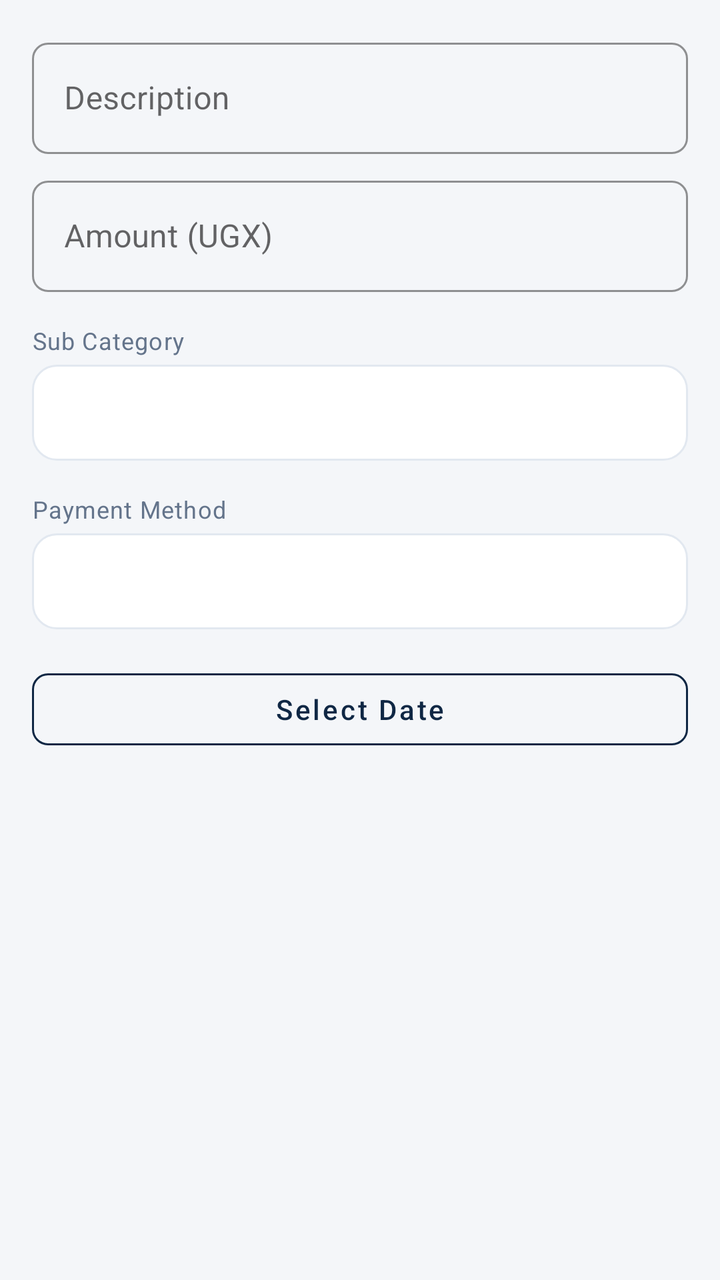
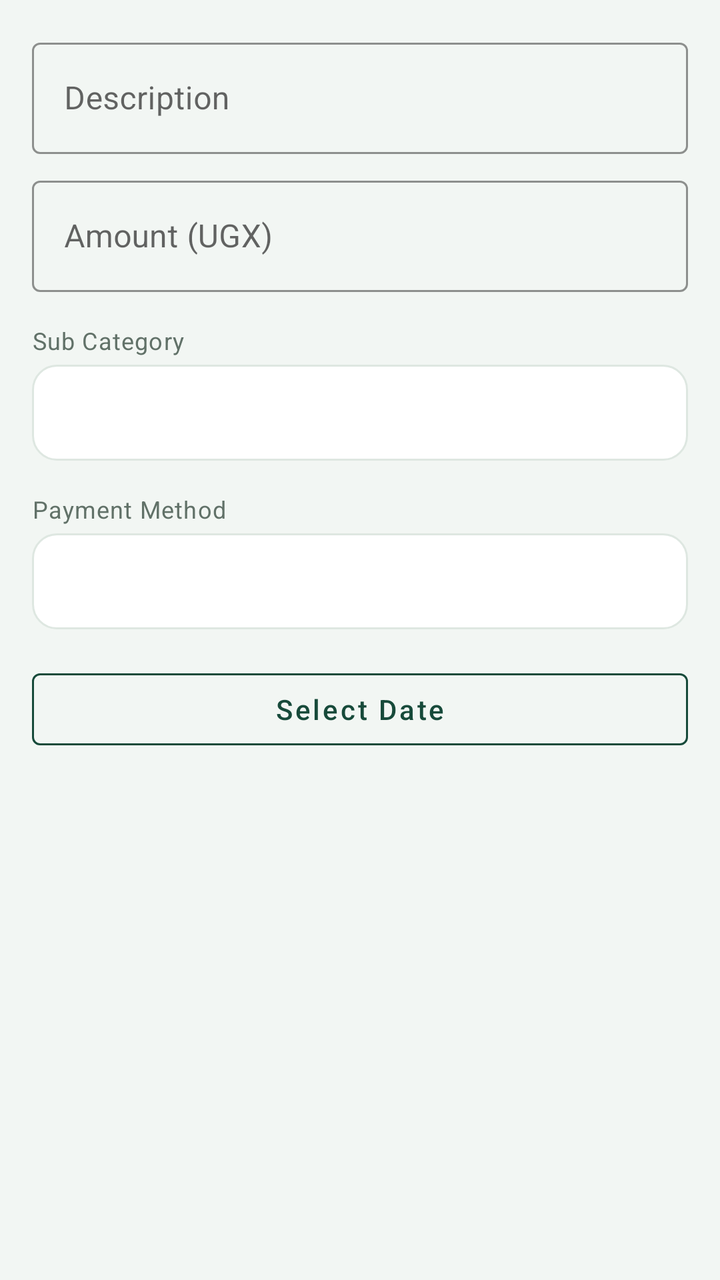

Before-and-after screenshots of an Android layout around one commit, followed by the original layout XML and the change that was made.
<!-- AndroidManifest.xml: application theme Theme.FinanceApp -->
<!-- res/layout/dialog_add_expense.xml -->
<?xml version="1.0" encoding="utf-8"?>
<ScrollView xmlns:android="http://schemas.android.com/apk/res/android"
    xmlns:app="http://schemas.android.com/apk/res-auto"
    android:layout_width="match_parent"
    android:layout_height="wrap_content">

    <LinearLayout
        android:layout_width="match_parent"
        android:layout_height="wrap_content"
        android:orientation="vertical"
        android:padding="@dimen/spacing_md">

        <com.google.android.material.textfield.TextInputLayout
            style="@style/TextInput.Finance"
            android:layout_width="match_parent"
            android:layout_height="wrap_content"
            android:hint="Description">

            <com.google.android.material.textfield.TextInputEditText
                android:id="@+id/etDescription"
                android:layout_width="match_parent"
                android:layout_height="wrap_content"
                android:inputType="text" />
        </com.google.android.material.textfield.TextInputLayout>

        <com.google.android.material.textfield.TextInputLayout
            style="@style/TextInput.Finance"
            android:layout_width="match_parent"
            android:layout_height="wrap_content"
            android:layout_marginTop="@dimen/spacing_sm"
            android:hint="Amount (UGX)">

            <com.google.android.material.textfield.TextInputEditText
                android:id="@+id/etAmount"
                android:layout_width="match_parent"
                android:layout_height="wrap_content"
                android:inputType="numberDecimal" />
        </com.google.android.material.textfield.TextInputLayout>

        <TextView
            style="@style/Text.Caption"
            android:layout_width="wrap_content"
            android:layout_height="wrap_content"
            android:layout_marginTop="@dimen/spacing_md"
            android:text="Sub Category" />

        <Spinner
            android:id="@+id/spinnerSubCategory"
            android:layout_width="match_parent"
            android:layout_height="48dp"
            android:layout_marginTop="4dp"
            android:background="@drawable/bg_summary_banner"
            android:paddingStart="8dp"
            android:paddingEnd="8dp" />

        <TextView
            style="@style/Text.Caption"
            android:layout_width="wrap_content"
            android:layout_height="wrap_content"
            android:layout_marginTop="@dimen/spacing_md"
            android:text="Payment Method" />

        <Spinner
            android:id="@+id/spinnerPayment"
            android:layout_width="match_parent"
            android:layout_height="48dp"
            android:layout_marginTop="4dp"
            android:background="@drawable/bg_summary_banner"
            android:paddingStart="8dp"
            android:paddingEnd="8dp" />

        <com.google.android.material.button.MaterialButton
            android:id="@+id/btnDate"
            style="@style/Widget.MaterialComponents.Button.OutlinedButton"
            android:layout_width="match_parent"
            android:layout_height="wrap_content"
            android:layout_marginTop="@dimen/spacing_md"
            android:text="Select Date"
            android:textColor="@color/primary"
            app:cornerRadius="@dimen/radius_sm"
            app:strokeColor="@color/primary" />

    </LinearLayout>
</ScrollView>
<!-- resources referenced by this layout -->
<resources>
  <color name="primary">#0F2744</color>
  <dimen name="radius_sm">8dp</dimen>
  <dimen name="spacing_md">16dp</dimen>
  <dimen name="spacing_sm">8dp</dimen>
  <!-- drawable bg_summary_banner (drawable) -->
  <?xml version="1.0" encoding="utf-8"?>
  <shape xmlns:android="http://schemas.android.com/apk/res/android"
      android:shape="rectangle">
      <solid android:color="@color/surface" />
      <corners android:radius="12dp" />
      <stroke android:width="1dp" android:color="@color/divider" />
  </shape>
  <style name="Text.Caption" parent="TextAppearance.MaterialComponents.Caption">
          <item name="android:textColor">@color/text_secondary</item>
          <item name="android:textSize">@dimen/text_caption</item>
      </style>
  <style name="TextInput.Finance" parent="Widget.MaterialComponents.TextInputLayout.OutlinedBox">
          <item name="boxCornerRadiusTopStart">@dimen/radius_sm</item>
          <item name="boxCornerRadiusTopEnd">@dimen/radius_sm</item>
          <item name="boxCornerRadiusBottomStart">@dimen/radius_sm</item>
          <item name="boxCornerRadiusBottomEnd">@dimen/radius_sm</item>
          <item name="boxStrokeColor">@color/primary</item>
          <item name="hintTextColor">@color/text_hint</item>
      </style>
  <style name="Theme.FinanceApp" parent="Theme.MaterialComponents.Light.NoActionBar">
          <item name="colorPrimary">@color/primary</item>
          <item name="colorPrimaryVariant">@color/primary_dark</item>
          <item name="colorOnPrimary">@color/text_on_primary</item>
          <item name="colorSecondary">@color/accent</item>
          <item name="colorSecondaryVariant">@color/accent_light</item>
          <item name="colorOnSecondary">@color/text_on_accent</item>
          <item name="android:colorBackground">@color/background</item>
          <item name="android:windowBackground">@color/background</item>
          <item name="android:statusBarColor">@color/primary_dark</item>
          <item name="android:navigationBarColor">@color/surface</item>
          <item name="materialButtonStyle">@style/Button.Primary</item>
          <item name="floatingActionButtonStyle">@style/Fab.Primary</item>
          <item name="textInputStyle">@style/TextInput.Finance</item>
      </style>
  <color name="surface">#FFFFFF</color>
  <color name="divider">#E2E8F0</color>
  <color name="text_secondary">#64748B</color>
  <dimen name="text_caption">12sp</dimen>
  <color name="text_hint">#94A3B8</color>
  <color name="primary_dark">#091A2E</color>
  <color name="text_on_primary">#FFFFFF</color>
  <color name="accent">#C9A227</color>
  <color name="accent_light">#F5E6B8</color>
  <color name="text_on_accent">#0F172A</color>
  <color name="background">#F4F6F9</color>
  <style name="Button.Primary" parent="Widget.MaterialComponents.Button">
          <item name="android:textColor">@color/text_on_primary</item>
          <item name="backgroundTint">@color/primary</item>
          <item name="cornerRadius">@dimen/radius_md</item>
          <item name="android:paddingTop">14dp</item>
          <item name="android:paddingBottom">14dp</item>
          <item name="android:textAllCaps">false</item>
          <item name="android:fontFamily">sans-serif-medium</item>
      </style>
  <style name="Fab.Primary" parent="Widget.MaterialComponents.FloatingActionButton">
          <item name="backgroundTint">@color/accent</item>
          <item name="tint">@color/text_on_accent</item>
          <item name="elevation">6dp</item>
      </style>
  <dimen name="radius_md">12dp</dimen>
</resources>

<!-- the commit's change to res/layout/dialog_add_expense.xml (unified diff, before → after) -->
@@ -35,6 +35,21 @@
                 android:layout_width="match_parent"
                 android:layout_height="wrap_content"
                 android:inputType="numberDecimal" />
+        </com.google.android.material.textfield.TextInputLayout>
+
+        <com.google.android.material.textfield.TextInputLayout
+            android:id="@+id/tilTransactionReference"
+            style="@style/TextInput.Finance"
+            android:layout_width="match_parent"
+            android:layout_height="wrap_content"
+            android:layout_marginTop="@dimen/spacing_sm"
+            android:hint="MTN/Airtel transaction reference"
+            android:visibility="gone">
+            <com.google.android.material.textfield.TextInputEditText
+                android:id="@+id/etTransactionReference"
+                android:layout_width="match_parent"
+                android:layout_height="wrap_content"
+                android:inputType="textCapCharacters" />
         </com.google.android.material.textfield.TextInputLayout>
 
         <TextView
<!-- resource entries referenced after the edit -->
@@ -1,7 +1,7 @@
 <!-- resources referenced by this layout -->
 <resources>
-  <color name="primary">#0F2744</color>
-  <dimen name="radius_sm">8dp</dimen>
+  <color name="primary">#174A3A</color>
+  <dimen name="radius_sm">4dp</dimen>
   <dimen name="spacing_md">16dp</dimen>
   <dimen name="spacing_sm">8dp</dimen>
   <!-- drawable bg_summary_banner (drawable) -->
@@ -40,16 +40,16 @@
           <item name="textInputStyle">@style/TextInput.Finance</item>
       </style>
   <color name="surface">#FFFFFF</color>
-  <color name="divider">#E2E8F0</color>
-  <color name="text_secondary">#64748B</color>
+  <color name="divider">#DEE7E1</color>
+  <color name="text_secondary">#617168</color>
   <dimen name="text_caption">12sp</dimen>
-  <color name="text_hint">#94A3B8</color>
-  <color name="primary_dark">#091A2E</color>
+  <color name="text_hint">#87958C</color>
+  <color name="primary_dark">#0D3026</color>
   <color name="text_on_primary">#FFFFFF</color>
-  <color name="accent">#C9A227</color>
-  <color name="accent_light">#F5E6B8</color>
-  <color name="text_on_accent">#0F172A</color>
-  <color name="background">#F4F6F9</color>
+  <color name="accent">#E8B943</color>
+  <color name="accent_light">#F8E8B5</color>
+  <color name="text_on_accent">#17251F</color>
+  <color name="background">#F2F6F3</color>
   <style name="Button.Primary" parent="Widget.MaterialComponents.Button">
           <item name="android:textColor">@color/text_on_primary</item>
           <item name="backgroundTint">@color/primary</item>
@@ -64,6 +64,6 @@
           <item name="tint">@color/text_on_accent</item>
           <item name="elevation">6dp</item>
       </style>
-  <dimen name="radius_md">12dp</dimen>
+  <dimen name="radius_md">8dp</dimen>
 </resources>
 
